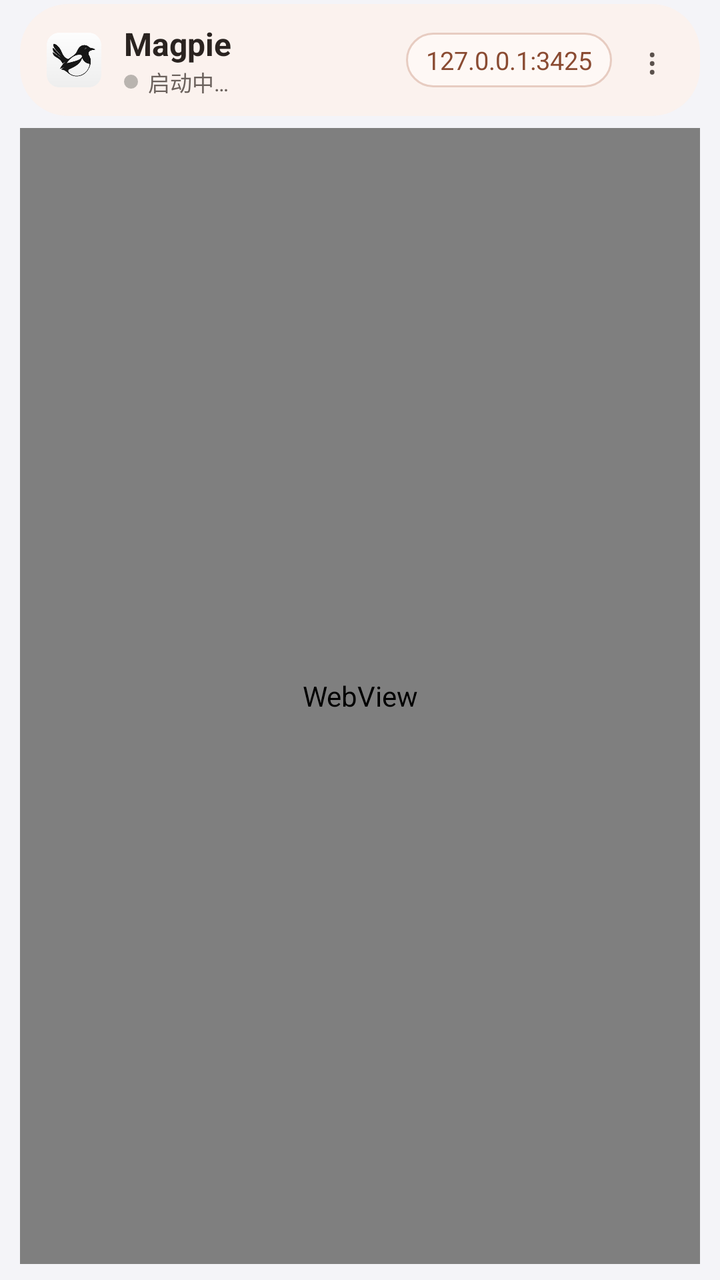
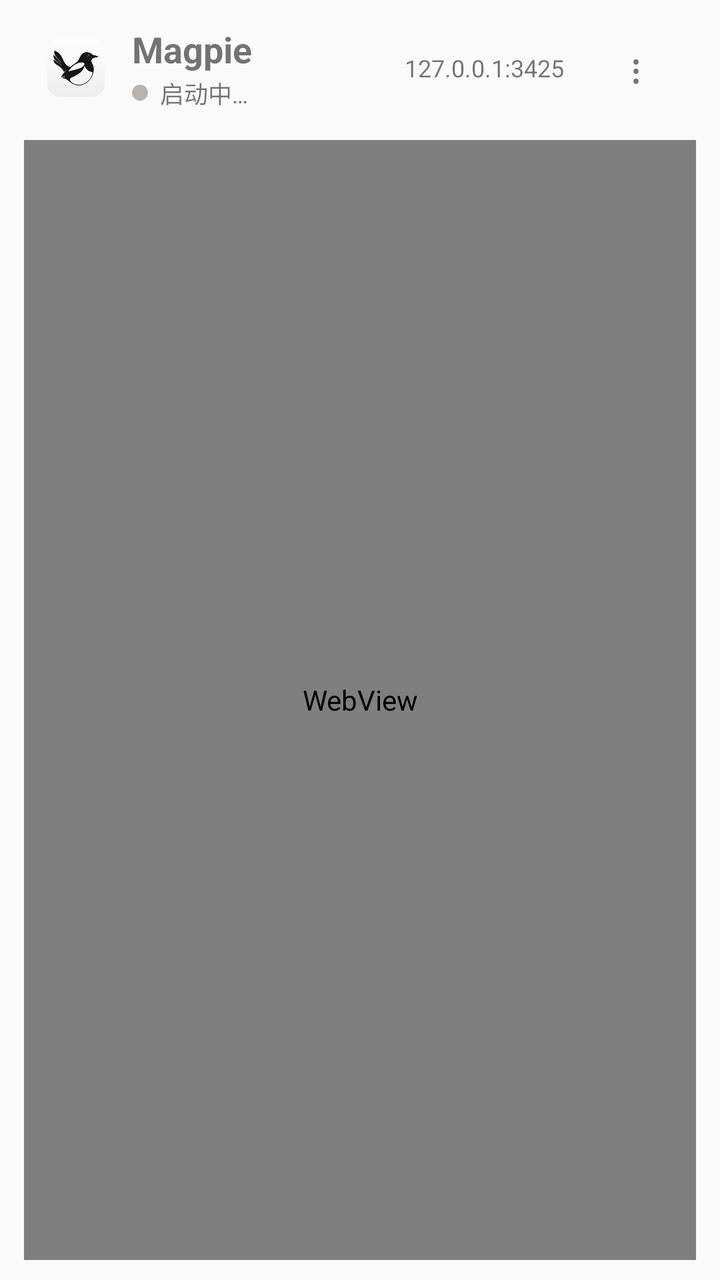

Before-and-after screenshots of an Android layout around one commit, followed by the original layout XML and the change that was made.
<!-- AndroidManifest.xml: application theme Theme.Magpie -->
<!-- res/layout/activity_main.xml -->
<?xml version="1.0" encoding="utf-8"?>
<FrameLayout xmlns:android="http://schemas.android.com/apk/res/android"
    android:id="@+id/root"
    android:layout_width="match_parent"
    android:layout_height="match_parent"
    android:background="#F4F4F8">

    <LinearLayout
        android:id="@+id/shell"
        android:layout_width="match_parent"
        android:layout_height="match_parent"
        android:orientation="vertical">

        
        <LinearLayout
            android:id="@+id/header"
            android:layout_width="match_parent"
            android:layout_height="wrap_content"
            android:layout_marginStart="10dp"
            android:layout_marginTop="2dp"
            android:layout_marginEnd="10dp"
            android:background="@drawable/bg_header"
            android:gravity="center_vertical"
            android:orientation="horizontal"
            android:paddingStart="10dp"
            android:paddingTop="8dp"
            android:paddingEnd="4dp"
            android:paddingBottom="8dp">

            <ImageView
                android:id="@+id/avatar"
                android:layout_width="34dp"
                android:layout_height="34dp"
                android:contentDescription="@string/app_name"
                android:scaleType="fitCenter"
                android:src="@drawable/ic_magpie_bird" />

            <LinearLayout
                android:layout_width="0dp"
                android:layout_height="wrap_content"
                android:layout_marginStart="8dp"
                android:layout_weight="1"
                android:orientation="vertical">

                <TextView
                    android:id="@+id/header_title"
                    android:layout_width="wrap_content"
                    android:layout_height="wrap_content"
                    android:text="@string/app_name"
                    android:textColor="#2A2320"
                    android:textSize="16sp"
                    android:textStyle="bold" />

                <LinearLayout
                    android:layout_width="wrap_content"
                    android:layout_height="wrap_content"
                    android:gravity="center_vertical"
                    android:orientation="horizontal">

                    <View
                        android:id="@+id/state_dot"
                        android:layout_width="7dp"
                        android:layout_height="7dp"
                        android:background="@drawable/dot_off" />

                    <TextView
                        android:id="@+id/state_text"
                        android:layout_width="wrap_content"
                        android:layout_height="wrap_content"
                        android:layout_marginStart="5dp"
                        android:text="@string/header_starting"
                        android:textColor="#6B625D"
                        android:textSize="11sp" />
                </LinearLayout>
            </LinearLayout>

            
            <TextView
                android:id="@+id/gw_pill"
                android:layout_width="wrap_content"
                android:layout_height="wrap_content"
                android:background="@drawable/bg_pill"
                android:clickable="true"
                android:focusable="true"
                android:paddingStart="10dp"
                android:paddingTop="5dp"
                android:paddingEnd="10dp"
                android:paddingBottom="5dp"
                android:text="@string/header_gateway_placeholder"
                android:textColor="#8A4B32"
                android:textSize="12.5sp" />

            <TextView
                android:id="@+id/menu"
                android:layout_width="40dp"
                android:layout_height="40dp"
                android:background="?android:attr/selectableItemBackgroundBorderless"
                android:contentDescription="@string/sheet_title"
                android:gravity="center"
                android:text="&#8942;"
                android:textColor="#5A514C"
                android:textSize="18sp" />
        </LinearLayout>

        
        <FrameLayout
            android:id="@+id/web_card"
            android:layout_width="match_parent"
            android:layout_height="0dp"
            android:layout_marginStart="10dp"
            android:layout_marginTop="6dp"
            android:layout_marginEnd="10dp"
            android:layout_marginBottom="8dp"
            android:layout_weight="1"
            android:background="@drawable/bg_content">

            <WebView
                android:id="@+id/web"
                android:layout_width="match_parent"
                android:layout_height="match_parent" />
        </FrameLayout>
    </LinearLayout>

    
    <ScrollView
        android:id="@+id/overlay"
        android:layout_width="match_parent"
        android:layout_height="match_parent"
        android:background="#F4F4F8"
        android:fillViewport="true"
        android:scrollbars="none"
        android:visibility="gone">

        <LinearLayout
            android:layout_width="match_parent"
            android:layout_height="wrap_content"
            android:gravity="center_horizontal"
            android:orientation="vertical"
            android:padding="28dp">

            <TextView
                android:id="@+id/status_title"
                android:layout_width="match_parent"
                android:layout_height="wrap_content"
                android:layout_marginBottom="10dp"
                android:text="@string/status_starting"
                android:textColor="#1C1C1E"
                android:textSize="22sp"
                android:textStyle="bold" />

            <TextView
                android:id="@+id/status_body"
                android:layout_width="match_parent"
                android:layout_height="wrap_content"
                android:layout_marginBottom="20dp"
                android:fontFamily="monospace"
                android:lineSpacingExtra="2dp"
                android:textColor="#4A4A52"
                android:textSize="13sp" />

            <Button
                android:id="@+id/status_retry"
                android:layout_width="wrap_content"
                android:layout_height="wrap_content"
                android:layout_marginBottom="10dp"
                android:text="@string/status_retry" />

            <Button
                android:id="@+id/status_show_log"
                android:layout_width="wrap_content"
                android:layout_height="wrap_content"
                android:layout_marginBottom="10dp"
                android:text="@string/status_show_log" />

            <Button
                android:id="@+id/status_settings"
                android:layout_width="wrap_content"
                android:layout_height="wrap_content"
                android:text="@string/status_settings" />
        </LinearLayout>
    </ScrollView>

</FrameLayout>
<!-- resources referenced by this layout -->
<resources>
  <!-- drawable bg_content (drawable) -->
  <?xml version="1.0" encoding="utf-8"?>
  <shape xmlns:android="http://schemas.android.com/apk/res/android" android:shape="rectangle">
      <solid android:color="#FFFFFF" />
      <corners android:radius="20dp" />
  </shape>
  <!-- drawable bg_header (drawable) -->
  <?xml version="1.0" encoding="utf-8"?>
  <shape xmlns:android="http://schemas.android.com/apk/res/android" android:shape="rectangle">
      <solid android:color="#FBF2EE" />
      <corners android:radius="24dp" />
  </shape>
  <!-- drawable bg_pill (drawable) -->
  <?xml version="1.0" encoding="utf-8"?>
  <shape xmlns:android="http://schemas.android.com/apk/res/android" android:shape="rectangle">
      <solid android:color="#FEF8F5" />
      <stroke android:width="1dp" android:color="#E7CCC1" />
      <corners android:radius="16dp" />
  </shape>
  <!-- drawable dot_off (drawable) -->
  <?xml version="1.0" encoding="utf-8"?>
  <shape xmlns:android="http://schemas.android.com/apk/res/android" android:shape="oval">
      <size android:width="8dp" android:height="8dp" />
      <solid android:color="#B9B4AF" />
  </shape>
  <!-- drawable ic_magpie_bird: png bitmap (drawable-nodpi, 6619 bytes) -->
  <string name="app_name">Magpie</string>
  <string name="header_gateway_placeholder">127.0.0.1:3425</string>
  <string name="header_starting">启动中…</string>
  <string name="sheet_title">菜单</string>
  <string name="status_retry">重试</string>
  <string name="status_settings">设置</string>
  <string name="status_show_log">查看日志</string>
  <string name="status_starting">正在启动网关…</string>
  <style name="Theme.Magpie" parent="@android:style/Theme.Material.Light.NoActionBar">
          <item name="android:windowBackground">#F4F4F8</item>
          
          <item name="android:statusBarColor">@android:color/transparent</item>
          <item name="android:navigationBarColor">@android:color/transparent</item>
          <item name="android:windowLightStatusBar">true</item>
          <item name="android:windowLightNavigationBar">true</item>
          <item name="android:windowDrawsSystemBarBackgrounds">true</item>
          <item name="android:windowLayoutInDisplayCutoutMode">shortEdges</item>
          <item name="android:windowActionModeOverlay">true</item>
      </style>
</resources>

<!-- the commit's change to res/layout/activity_main.xml (unified diff, before → after) -->
@@ -2,8 +2,7 @@
 <FrameLayout xmlns:android="http://schemas.android.com/apk/res/android"
     android:id="@+id/root"
     android:layout_width="match_parent"
-    android:layout_height="match_parent"
-    android:background="#F4F4F8">
+    android:layout_height="match_parent">
 
     <LinearLayout
         android:id="@+id/shell"
@@ -16,21 +15,21 @@
             android:id="@+id/header"
             android:layout_width="match_parent"
             android:layout_height="wrap_content"
-            android:layout_marginStart="10dp"
-            android:layout_marginTop="2dp"
-            android:layout_marginEnd="10dp"
-            android:background="@drawable/bg_header"
+            android:layout_marginStart="12dp"
+            android:layout_marginTop="4dp"
+            android:layout_marginEnd="12dp"
             android:gravity="center_vertical"
+            android:minHeight="60dp"
             android:orientation="horizontal"
-            android:paddingStart="10dp"
-            android:paddingTop="8dp"
-            android:paddingEnd="4dp"
-            android:paddingBottom="8dp">
+            android:paddingStart="8dp"
+            android:paddingTop="6dp"
+            android:paddingEnd="6dp"
+            android:paddingBottom="6dp">
 
             <ImageView
                 android:id="@+id/avatar"
-                android:layout_width="34dp"
-                android:layout_height="34dp"
+                android:layout_width="36dp"
+                android:layout_height="36dp"
                 android:contentDescription="@string/app_name"
                 android:scaleType="fitCenter"
                 android:src="@drawable/ic_magpie_bird" />
@@ -38,7 +37,7 @@
             <LinearLayout
                 android:layout_width="0dp"
                 android:layout_height="wrap_content"
-                android:layout_marginStart="8dp"
+                android:layout_marginStart="10dp"
                 android:layout_weight="1"
                 android:orientation="vertical">
 
@@ -46,31 +45,31 @@
                     android:id="@+id/header_title"
                     android:layout_width="wrap_content"
                     android:layout_height="wrap_content"
+                    android:letterSpacing="0"
                     android:text="@string/app_name"
-                    android:textColor="#2A2320"
-                    android:textSize="16sp"
+                    android:textSize="18sp"
                     android:textStyle="bold" />
 
                 <LinearLayout
                     android:layout_width="wrap_content"
                     android:layout_height="wrap_content"
+                    android:layout_marginTop="1dp"
                     android:gravity="center_vertical"
                     android:orientation="horizontal">
 
                     <View
                         android:id="@+id/state_dot"
-                        android:layout_width="7dp"
-                        android:layout_height="7dp"
+                        android:layout_width="8dp"
+                        android:layout_height="8dp"
                         android:background="@drawable/dot_off" />
 
                     <TextView
                         android:id="@+id/state_text"
                         android:layout_width="wrap_content"
                         android:layout_height="wrap_content"
-                        android:layout_marginStart="5dp"
+                        android:layout_marginStart="6dp"
                         android:text="@string/header_starting"
-                        android:textColor="#6B625D"
-                        android:textSize="11sp" />
+                        android:textSize="12sp" />
                 </LinearLayout>
             </LinearLayout>
 
@@ -78,28 +77,24 @@
             <TextView
                 android:id="@+id/gw_pill"
                 android:layout_width="wrap_content"
-                android:layout_height="wrap_content"
-                android:background="@drawable/bg_pill"
+                android:layout_height="32dp"
                 android:clickable="true"
                 android:focusable="true"
-                android:paddingStart="10dp"
-                android:paddingTop="5dp"
-                android:paddingEnd="10dp"
-                android:paddingBottom="5dp"
+                android:gravity="center"
+                android:paddingStart="12dp"
+                android:paddingEnd="12dp"
                 android:text="@string/header_gateway_placeholder"
-                android:textColor="#8A4B32"
-                android:textSize="12.5sp" />
+                android:textSize="12sp" />
 
             <TextView
                 android:id="@+id/menu"
-                android:layout_width="40dp"
-                android:layout_height="40dp"
+                android:layout_width="48dp"
+                android:layout_height="48dp"
                 android:background="?android:attr/selectableItemBackgroundBorderless"
                 android:contentDescription="@string/sheet_title"
                 android:gravity="center"
                 android:text="&#8942;"
-                android:textColor="#5A514C"
-                android:textSize="18sp" />
+                android:textSize="20sp" />
         </LinearLayout>
 
         
@@ -107,12 +102,11 @@
             android:id="@+id/web_card"
             android:layout_width="match_parent"
             android:layout_height="0dp"
-            android:layout_marginStart="10dp"
+            android:layout_marginStart="12dp"
             android:layout_marginTop="6dp"
-            android:layout_marginEnd="10dp"
-            android:layout_marginBottom="8dp"
-            android:layout_weight="1"
-            android:background="@drawable/bg_content">
+            android:layout_marginEnd="12dp"
+            android:layout_marginBottom="10dp"
+            android:layout_weight="1">
 
             <WebView
                 android:id="@+id/web"
@@ -126,7 +120,6 @@
         android:id="@+id/overlay"
         android:layout_width="match_parent"
         android:layout_height="match_parent"
-        android:background="#F4F4F8"
         android:fillViewport="true"
         android:scrollbars="none"
         android:visibility="gone">
@@ -136,46 +129,50 @@
             android:layout_height="wrap_content"
             android:gravity="center_horizontal"
             android:orientation="vertical"
-            android:padding="28dp">
+            android:paddingStart="28dp"
+            android:paddingTop="36dp"
+            android:paddingEnd="28dp"
+            android:paddingBottom="28dp">
 
             <TextView
                 android:id="@+id/status_title"
                 android:layout_width="match_parent"
                 android:layout_height="wrap_content"
-                android:layout_marginBottom="10dp"
+                android:layout_marginBottom="12dp"
                 android:text="@string/status_starting"
-                android:textColor="#1C1C1E"
-                android:textSize="22sp"
+                android:textSize="24sp"
                 android:textStyle="bold" />
 
             <TextView
                 android:id="@+id/status_body"
                 android:layout_width="match_parent"
                 android:layout_height="wrap_content"
-                android:layout_marginBottom="20dp"
+                android:layout_marginBottom="24dp"
                 android:fontFamily="monospace"
-                android:lineSpacingExtra="2dp"
-                android:textColor="#4A4A52"
+                android:lineSpacingExtra="3dp"
                 android:textSize="13sp" />
 
             <Button
                 android:id="@+id/status_retry"
                 android:layout_width="wrap_content"
-                android:layout_height="wrap_content"
+                android:layout_height="48dp"
                 android:layout_marginBottom="10dp"
+                android:minWidth="160dp"
                 android:text="@string/status_retry" />
 
             <Button
                 android:id="@+id/status_show_log"
                 android:layout_width="wrap_content"
-                android:layout_height="wrap_content"
+                android:layout_height="48dp"
                 android:layout_marginBottom="10dp"
+                android:minWidth="160dp"
                 android:text="@string/status_show_log" />
 
             <Button
                 android:id="@+id/status_settings"
                 android:layout_width="wrap_content"
-                android:layout_height="wrap_content"
+                android:layout_height="48dp"
+                android:minWidth="160dp"
                 android:text="@string/status_settings" />
         </LinearLayout>
     </ScrollView>
<!-- resource entries referenced after the edit -->
@@ -1,24 +1,5 @@
 <!-- resources referenced by this layout -->
 <resources>
-  <!-- drawable bg_content (drawable) -->
-  <?xml version="1.0" encoding="utf-8"?>
-  <shape xmlns:android="http://schemas.android.com/apk/res/android" android:shape="rectangle">
-      <solid android:color="#FFFFFF" />
-      <corners android:radius="20dp" />
-  </shape>
-  <!-- drawable bg_header (drawable) -->
-  <?xml version="1.0" encoding="utf-8"?>
-  <shape xmlns:android="http://schemas.android.com/apk/res/android" android:shape="rectangle">
-      <solid android:color="#FBF2EE" />
-      <corners android:radius="24dp" />
-  </shape>
-  <!-- drawable bg_pill (drawable) -->
-  <?xml version="1.0" encoding="utf-8"?>
-  <shape xmlns:android="http://schemas.android.com/apk/res/android" android:shape="rectangle">
-      <solid android:color="#FEF8F5" />
-      <stroke android:width="1dp" android:color="#E7CCC1" />
-      <corners android:radius="16dp" />
-  </shape>
   <!-- drawable dot_off (drawable) -->
   <?xml version="1.0" encoding="utf-8"?>
   <shape xmlns:android="http://schemas.android.com/apk/res/android" android:shape="oval">
@@ -35,7 +16,7 @@
   <string name="status_show_log">查看日志</string>
   <string name="status_starting">正在启动网关…</string>
   <style name="Theme.Magpie" parent="@android:style/Theme.Material.Light.NoActionBar">
-          <item name="android:windowBackground">#F4F4F8</item>
+          <item name="android:windowBackground">?android:attr/colorBackground</item>
           
           <item name="android:statusBarColor">@android:color/transparent</item>
           <item name="android:navigationBarColor">@android:color/transparent</item>
@@ -44,6 +25,9 @@
           <item name="android:windowDrawsSystemBarBackgrounds">true</item>
           <item name="android:windowLayoutInDisplayCutoutMode">shortEdges</item>
           <item name="android:windowActionModeOverlay">true</item>
+          
+          <item name="android:colorAccent">#8B4F38</item>
+          <item name="android:colorControlActivated">#8B4F38</item>
       </style>
 </resources>
 
